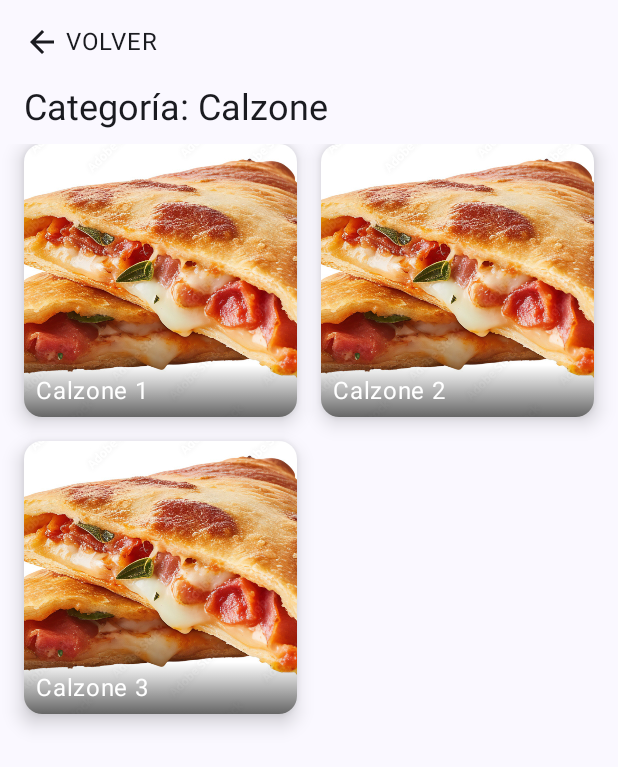
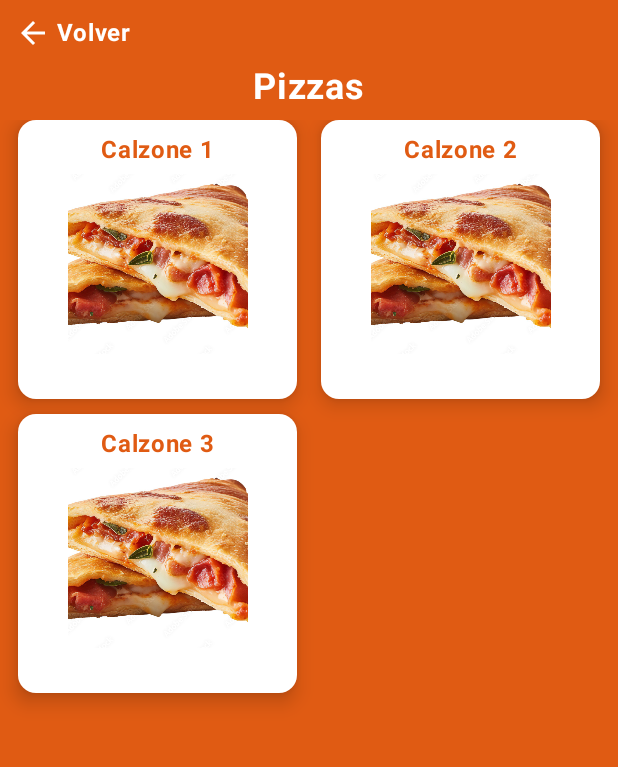
Before and after one commit to JavierC358/Feature-pago, an Android app built with Jetpack Compose: the HomeScreen screen opened through its navigation route, after a tap on "Calzone", on a phone screen of 412 x 824 dp. Shown: the top 767 px of the screen. Run offline under Robolectric (Android 15) with nearby library versions, the phone set to English and light mode, and no system bars; our stand-ins replace Dagger/Hilt's generated code, Firebase (no records; nobody signed in at launch, a user with empty details on screens opened directly).

Commit message:
Estilos Feature menu I

```diff
--- a/app/src/main/java/com/example/mordisko/features/authentication/presentation/splash/SplashScreen.kt
+++ b/app/src/main/java/com/example/mordisko/features/authentication/presentation/splash/SplashScreen.kt
@@ -6,6 +6,7 @@ import androidx.compose.foundation.layout.Box
 import androidx.compose.foundation.layout.Column
 import androidx.compose.foundation.layout.fillMaxSize
 import androidx.compose.foundation.layout.padding
+import androidx.compose.foundation.layout.size
 import androidx.compose.material3.Text
 import androidx.compose.runtime.Composable
 import androidx.compose.runtime.LaunchedEffect
@@ -13,6 +14,7 @@ import androidx.compose.runtime.collectAsState
 import androidx.compose.runtime.getValue
 import androidx.compose.ui.Alignment
 import androidx.compose.ui.Modifier
+import androidx.compose.ui.graphics.Color
 import androidx.compose.ui.res.painterResource
 import androidx.compose.ui.text.font.FontWeight
 import androidx.compose.ui.unit.dp
@@ -48,16 +50,17 @@ fun SplashScreen(
         .padding(horizontal = 24.dp, vertical = 12.dp).fillMaxSize(), contentAlignment = Alignment.Center) {
         Column(horizontalAlignment = Alignment.CenterHorizontally) {
             Text(
-                text = "Bienvenidos",
-                fontSize = 36.sp,
-                color = Gray,
+                text = "¡Bienvenidos!",
+                fontSize = 50.sp,
+                color = Color(0xFFE05B13),
                 fontWeight = FontWeight.SemiBold,
                 modifier = Modifier.padding(start = 24.dp, top = 24.dp)
             )
 
             Image(
-                painter = painterResource(id = R.drawable.ic_burger_background),
-                contentDescription = ""
+                painter = painterResource(id = R.drawable.ic_logo_background),
+                contentDescription = "",
+                Modifier.size(450.dp)
             )
         }
     }
--- a/app/src/main/java/com/example/mordisko/features/home/HomeScreen.kt
+++ b/app/src/main/java/com/example/mordisko/features/home/HomeScreen.kt
@@ -1,29 +1,22 @@
 package com.example.mordisko.features.home
 
 import androidx.compose.foundation.Image
+import androidx.compose.foundation.background
 import androidx.compose.foundation.clickable
-import androidx.compose.foundation.layout.Arrangement
-import androidx.compose.foundation.layout.Column
-import androidx.compose.foundation.layout.Spacer
-import androidx.compose.foundation.layout.aspectRatio
-import androidx.compose.foundation.layout.fillMaxSize
-import androidx.compose.foundation.layout.fillMaxWidth
-import androidx.compose.foundation.layout.height
-import androidx.compose.foundation.layout.padding
+import androidx.compose.foundation.layout.*
 import androidx.compose.foundation.lazy.grid.GridCells
 import androidx.compose.foundation.lazy.grid.LazyVerticalGrid
 import androidx.compose.foundation.lazy.grid.items
-import androidx.compose.material3.Button
-import androidx.compose.material3.Card
-import androidx.compose.material3.CardDefaults
-import androidx.compose.material3.MaterialTheme
-import androidx.compose.material3.Text
+import androidx.compose.material3.*
 import androidx.compose.runtime.Composable
 import androidx.compose.ui.Alignment
 import androidx.compose.ui.Modifier
+import androidx.compose.ui.graphics.Color
 import androidx.compose.ui.layout.ContentScale
 import androidx.compose.ui.res.painterResource
+import androidx.compose.ui.text.font.FontWeight
 import androidx.compose.ui.unit.dp
+import androidx.compose.ui.unit.sp
 import androidx.hilt.navigation.compose.hiltViewModel
 import com.example.mordisko.features.menu.domain.model.PizzaCategory
 import com.example.mordisko.features.menu.domain.model.pizzaCategories
@@ -34,16 +27,21 @@ fun HomeScreen(
     onCategorySelected: (String) -> Unit,
     onLogout: () -> Unit
 ) {
+    val orange = Color(0xFFE05B13)
+
     Column(
         modifier = Modifier
             .fillMaxSize()
+            .background(orange)
             .padding(16.dp),
         horizontalAlignment = Alignment.CenterHorizontally,
-        verticalArrangement = Arrangement.Center // ✅ Centrado vertical
+        verticalArrangement = Arrangement.Center
     ) {
         Text(
-            text = "¡Bienvenido!",
-            style = MaterialTheme.typography.headlineSmall,
+            text = "¡Nuestro Menu!",
+            fontSize = 32.sp,
+            fontWeight = FontWeight.Bold,
+            color = Color.White,
             modifier = Modifier.padding(16.dp)
         )
 
@@ -58,23 +56,35 @@ fun HomeScreen(
                 .weight(1f)
         ) {
             items(pizzaCategories) { category ->
-                Column(
-                    horizontalAlignment = Alignment.CenterHorizontally
-                ) {
+                Column(horizontalAlignment = Alignment.CenterHorizontally) {
                     PizzaCategoryCard(
                         category = category,
                         onClick = { onCategorySelected(category.name) }
                     )
                     Spacer(modifier = Modifier.height(4.dp))
-                    Text(text = category.name) // ✅ Texto fuera de la tarjeta
+                    Text(
+                        text = category.name,
+                        color = Color.White,
+                        fontWeight = FontWeight.Bold,
+                        fontSize = 20.sp
+                    )
                 }
             }
         }
 
         Spacer(modifier = Modifier.height(16.dp))
 
-        Button(onClick = { onLogout() }) {
-            Text("Cerrar sesión")
+        Button(
+            onClick = { onLogout() },
+            colors = ButtonDefaults.buttonColors(
+                containerColor = Color.White,
+                contentColor = orange
+            )
+        ) {
+            Text(
+                text = "Cerrar sesión",
+                fontWeight = FontWeight.Bold
+            )
         }
     }
 }
@@ -86,9 +96,10 @@ fun PizzaCategoryCard(category: PizzaCategory, onClick: () -> Unit) {
             .fillMaxWidth()
             .aspectRatio(1f)
             .clickable { onClick() },
+        colors = CardDefaults.cardColors(containerColor = Color.White),
         elevation = CardDefaults.cardElevation(defaultElevation = 8.dp)
     ) {
-        Image( // ✅ Imagen ocupa toda la tarjeta
+        Image(
             painter = painterResource(id = category.imageRes),
             contentDescription = category.name,
             contentScale = ContentScale.Crop,
--- a/app/src/main/java/com/example/mordisko/features/menu/domain/model/PizzaCategory.kt
+++ b/app/src/main/java/com/example/mordisko/features/menu/domain/model/PizzaCategory.kt
@@ -9,7 +9,7 @@ data class PizzaCategory(
 )
 
 val pizzaCategories = listOf(
-    PizzaCategory("Pizzas", R.drawable.ic_burger_background),
+    PizzaCategory("Pizzas", R.drawable.ic_pizzahome_background),
     PizzaCategory("Calzone", R.drawable.ic_calzone_background),
     PizzaCategory("Dedos de Queso", R.drawable.ic_dedos_queso_background),
     PizzaCategory("Rolls de Pizzas", R.drawable.ic_rolls_background),
--- a/app/src/main/java/com/example/mordisko/features/menu/domain/model/PizzaItem.kt
+++ b/app/src/main/java/com/example/mordisko/features/menu/domain/model/PizzaItem.kt
@@ -6,5 +6,7 @@ data class PizzaItem(
     val name: String,
     val description: String,
     @DrawableRes val imageRes: Int,
-    val category: PizzaItemCategory // 👈 nuevo campo
+    val category: PizzaItemCategory, // 👈 nuevo campo
+    val priceUsd: Double
+
 )
--- a/app/src/main/java/com/example/mordisko/features/menu/presentation/screens/MenuPizzasScreen.kt
+++ b/app/src/main/java/com/example/mordisko/features/menu/presentation/screens/MenuPizzasScreen.kt
@@ -1,5 +1,6 @@
 package com.example.mordisko.features.menu.presentation.screens
 
+import androidx.compose.foundation.background
 import androidx.compose.foundation.clickable
 import androidx.compose.foundation.layout.Arrangement
 import androidx.compose.foundation.layout.Column
@@ -7,6 +8,7 @@ import androidx.compose.foundation.layout.Row
 import androidx.compose.foundation.layout.Spacer
 import androidx.compose.foundation.layout.fillMaxSize
 import androidx.compose.foundation.layout.padding
+import androidx.compose.foundation.layout.size
 import androidx.compose.foundation.layout.width
 import androidx.compose.foundation.lazy.grid.GridCells
 import androidx.compose.foundation.lazy.grid.LazyVerticalGrid
@@ -21,9 +23,11 @@ import androidx.compose.runtime.collectAsState
 import androidx.compose.runtime.getValue
 import androidx.compose.ui.Alignment
 import androidx.compose.ui.Modifier
+import androidx.compose.ui.graphics.Color
+import androidx.compose.ui.text.font.FontWeight
 import androidx.compose.ui.unit.dp
+import androidx.compose.ui.unit.sp
 import androidx.hilt.navigation.compose.hiltViewModel
-import androidx.lifecycle.viewmodel.compose.viewModel
 import androidx.navigation.NavController
 import com.example.mordisko.features.menu.domain.model.PizzaItem
 import com.example.mordisko.features.menu.presentation.viewmodel.MenuViewModel
@@ -37,7 +41,8 @@ fun MenuPizzasScreen(
     val viewModel: MenuViewModel = hiltViewModel()
     val selectedPizza by viewModel.selectedPizza.collectAsState()
 
-    // 👇 Si hay pizza seleccionada, mostramos su pantalla de detalle
+    val orange = Color(0xFFE05B13)
+
     if (selectedPizza != null) {
         PizzaDetailScreen(
             pizza = selectedPizza!!,
@@ -45,45 +50,51 @@ fun MenuPizzasScreen(
                 viewModel.clearSelectedPizza()
             }
         )
-        return // 👉 Importante: evitar que se siga renderizando el grid
+        return
     }
 
-    // 👇 Esta es la pantalla habitual con el grid
     Column(
         modifier = Modifier
             .fillMaxSize()
-            .padding(16.dp)
+            .background(orange)
+            .padding(10.dp)
     ) {
-        // 🔙 Botón VOLVER
+        // 🔙 Botón Volver
         Row(
             verticalAlignment = Alignment.CenterVertically,
             modifier = Modifier
                 .clickable { navController.popBackStack() }
-                .padding(bottom = 16.dp)
+                .padding(bottom = 10.dp)
         ) {
             Icon(
                 imageVector = Icons.Default.ArrowBack,
-                contentDescription = "Volver"
+                contentDescription = "Volver",
+                tint = Color.White,
             )
             Spacer(modifier = Modifier.width(4.dp))
             Text(
-                text = "VOLVER",
-                style = MaterialTheme.typography.bodyLarge
+                text = "Volver",
+                color = Color.White,
+                style = MaterialTheme.typography.bodyLarge,
+                fontWeight = FontWeight.Bold,
             )
         }
 
-        // 🏷️ Título de la categoría
+        // 🧀 Título "Pizzas"
         Text(
-            text = "Categoría: $category",
-            style = MaterialTheme.typography.headlineSmall,
-            modifier = Modifier.padding(bottom = 8.dp)
+            text = "Pizzas",
+            fontSize = 24.sp,
+            color = Color.White,
+            fontWeight = FontWeight.Bold,
+            modifier = Modifier
+                .align(Alignment.CenterHorizontally)
+                .padding(bottom = 8.dp)
         )
 
-        // 🍕 Grid de pizzas
         LazyVerticalGrid(
             columns = GridCells.Fixed(2),
-            verticalArrangement = Arrangement.spacedBy(16.dp),
-            horizontalArrangement = Arrangement.spacedBy(16.dp),
+            verticalArrangement = Arrangement.spacedBy(10.dp),
+            horizontalArrangement = Arrangement.spacedBy(12.dp),
             modifier = Modifier.weight(1f)
         ) {
             items(pizzas) { pizza ->
@@ -91,10 +102,9 @@ fun MenuPizzasScreen(
                     pizza = pizza,
                     onClick = {
                         viewModel.selectPizza(pizza)
-                        // ❌ Ya no navegamos con navController
-                        // navController.navigate("pizza_detail")
-                        // porque el detalle se muestra aquí mismo
-                    }
+                    },
+                    nameColor = orange,
+                    paddingHorizontal = 2.dp
                 )
             }
         }
--- a/app/src/main/java/com/example/mordisko/features/menu/presentation/screens/PizzaCard.kt
+++ b/app/src/main/java/com/example/mordisko/features/menu/presentation/screens/PizzaCard.kt
@@ -1,63 +1,63 @@
 package com.example.mordisko.features.menu.presentation.screens
 
 import androidx.compose.foundation.Image
-import androidx.compose.foundation.background
 import androidx.compose.foundation.clickable
 import androidx.compose.foundation.layout.*
 import androidx.compose.material3.Card
 import androidx.compose.material3.CardDefaults
-import androidx.compose.material3.MaterialTheme
 import androidx.compose.material3.Text
 import androidx.compose.runtime.Composable
 import androidx.compose.ui.Alignment
 import androidx.compose.ui.Modifier
-import androidx.compose.ui.graphics.Brush
 import androidx.compose.ui.graphics.Color
 import androidx.compose.ui.layout.ContentScale
 import androidx.compose.ui.res.painterResource
+import androidx.compose.ui.text.font.FontWeight
+import androidx.compose.ui.unit.Dp
 import androidx.compose.ui.unit.dp
+import androidx.compose.ui.unit.sp
 import com.example.mordisko.features.menu.domain.model.PizzaItem
 
 @Composable
-fun PizzaCard(pizza: PizzaItem, onClick: () -> Unit) {
+fun PizzaCard(
+    pizza: PizzaItem,
+    onClick: () -> Unit,
+    nameColor: Color = Color(0xFFE05B13),
+    paddingHorizontal: Dp = 0.dp
+) {
     Card(
         modifier = Modifier
             .fillMaxWidth()
+            .padding(horizontal = paddingHorizontal)
             .aspectRatio(1f)
             .clickable { onClick() },
-        shape = CardDefaults.shape,
+        colors = CardDefaults.cardColors(containerColor = Color.White),
         elevation = CardDefaults.cardElevation(defaultElevation = 8.dp)
     ) {
-        Box(modifier = Modifier.fillMaxSize()) {
-            // 🍕 Imagen de fondo
+        Column(
+            modifier = Modifier.fillMaxSize(),
+            horizontalAlignment = Alignment.CenterHorizontally
+        ) {
+            // 🧀 Nombre de la pizza arriba
+            Text(
+                text = pizza.name,
+                color = nameColor,
+                fontWeight = FontWeight.Bold,
+                fontSize = 16.sp,
+                modifier = Modifier.padding(top = 8.dp)
+            )
+
+            Spacer(modifier = Modifier.height(4.dp))
+
+            // 🍕 Imagen debajo del nombre
             Image(
                 painter = painterResource(id = pizza.imageRes),
                 contentDescription = pizza.name,
                 contentScale = ContentScale.Crop,
-                modifier = Modifier.fillMaxSize()
+                modifier = Modifier
+                    .width(120.dp)
+                    .height(120.dp)
             )
-
-            // 🏷️ Nombre con fondo degradado semitransparente
-            Box(
-                modifier = Modifier
-                    .align(Alignment.BottomStart)
-                    .fillMaxWidth()
-                    .background(
-                        Brush.verticalGradient(
-                            colors = listOf(
-                                Color.Transparent,
-                                Color.Black.copy(alpha = 0.6f)
-                            )
-                        )
-                    )
-                    .padding(8.dp)
-            ) {
-                Text(
-                    text = pizza.name,
-                    style = MaterialTheme.typography.bodyLarge,
-                    color = Color.White
-                )
-            }
         }
     }
 }
--- a/gradle.properties
+++ b/gradle.properties
@@ -22,3 +22,4 @@ kotlin.code.style=official
 # thereby reducing the size of the R class for that library
 android.nonTransitiveRClass=true
 GOOGLE_WEB_CLIENT_ID=1094908267876-k6jgtudrijnmbu488u03bc78o2mc6mkv.apps.googleusercontent.com
+android.suppressUnsupportedCompileSdk=35
```
Also changed, not shown: app/src/main/java/com/example/mordisko/features/menu/domain/model/PizzaItemsByCategory.kt (+45 -45 lines), app/src/main/java/com/example/mordisko/features/menu/presentation/screens/PizzaDetailScreen.kt (+44 -16 lines), 2 other files.
